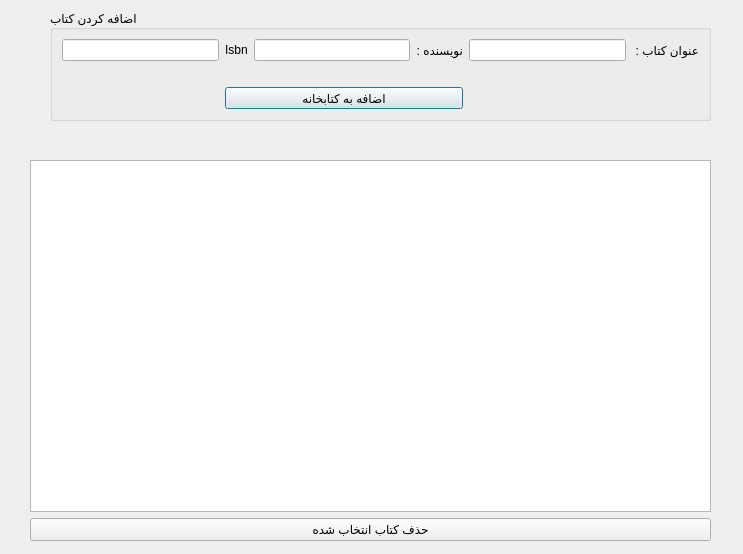
First picture: the form in main_window.ui, repository aliazargoon5960/library-manager, before the edit.
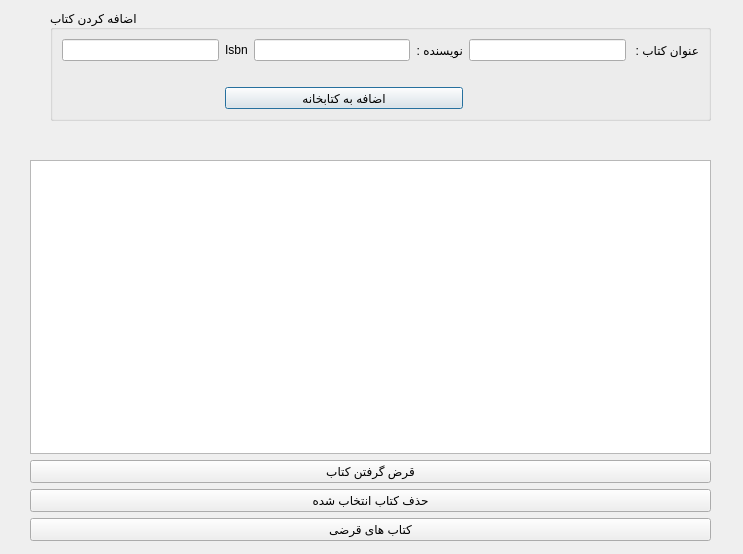
Second picture: the form after the edit.

```diff
--- a/main_window.ui
+++ b/main_window.ui
@@ -99,6 +99,13 @@
     <item>
      <widget class="QTableView" name="table_books"/>
     </item>
+    <item>
+     <widget class="QPushButton" name="btnBorrow&#10;">
+      <property name="text">
+       <string>قرض گرفتن کتاب</string>
+      </property>
+     </widget>
+    </item>
     <item>
      <widget class="QPushButton" name="btn_delete">
       <property name="text">
@@ -106,6 +113,13 @@
       </property>
      </widget>
     </item>
+    <item>
+     <widget class="QPushButton" name="btnBorrowedBooks&#10;">
+      <property name="text">
+       <string>کتاب های قرضی</string>
+      </property>
+     </widget>
+    </item>
    </layout>
   </widget>
  </widget>
```
